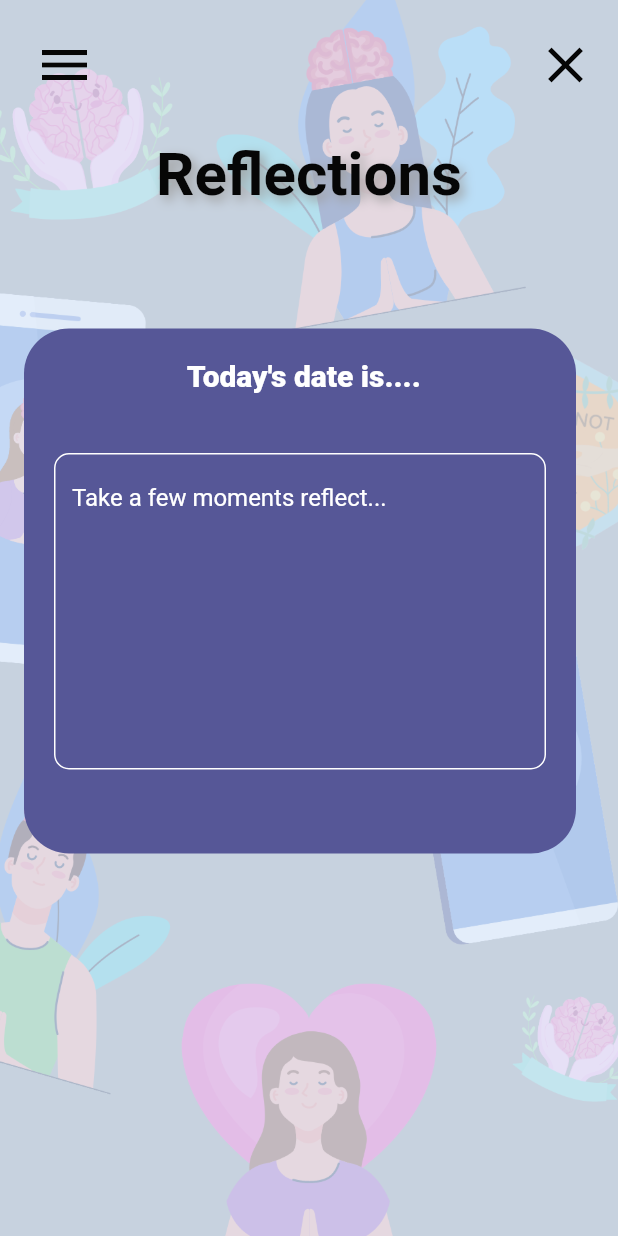
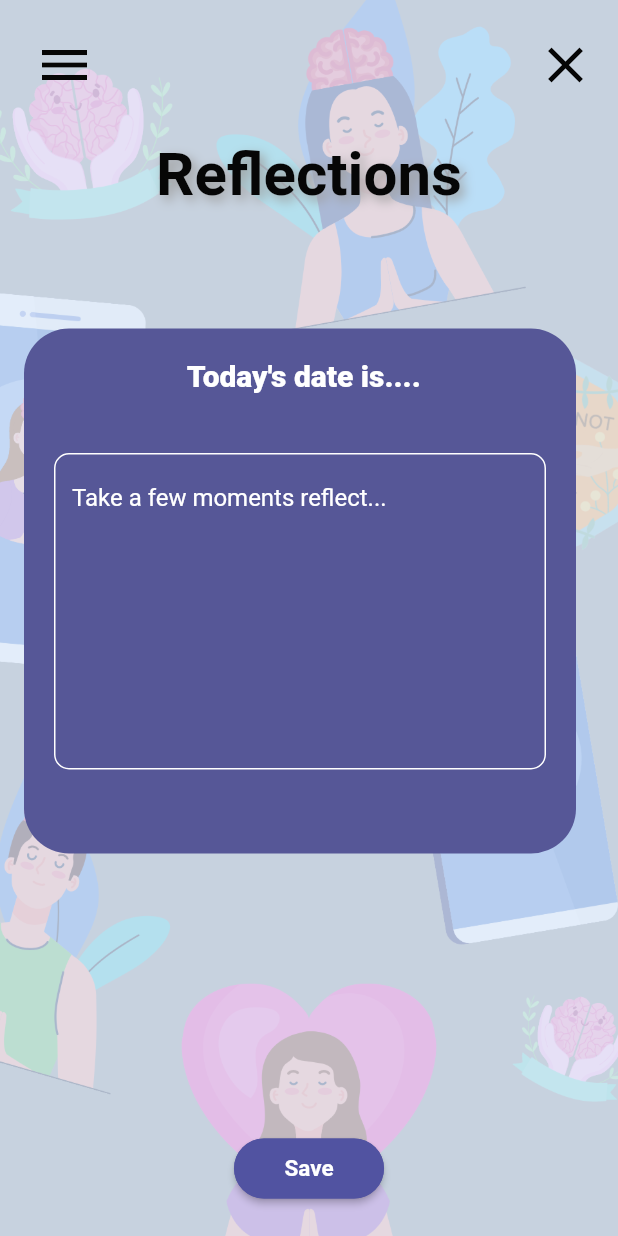
Before and after one commit to farahramzy/inmy_head, a Flutter app: the Reflections screen opened by its route, on a phone screen of 412 x 824 dp. Run offline on Flutter 3.47's test engine with Material 2 defaults, Android fonts, the phone set to English and light mode, and no system bars.

Commit message:
Save button for reflections page

```diff
--- a/lib/screens/reflections.dart
+++ b/lib/screens/reflections.dart
@@ -9,62 +9,6 @@ class Reflections extends StatefulWidget {
   @override
   State<Reflections> createState() => _ReflectionsState();
 }
-
-// class _ReflectionsState extends State<Reflections> {
-//   @override
-//   Widget build(BuildContext context) {
-//     return MaterialApp(
-//       home: Container(
-//         decoration: const BoxDecoration(
-//             image: DecorationImage(
-//                 image: AssetImage("images/reflect2.jpg"), fit: BoxFit.cover)),
-//         child: Scaffold(
-//           backgroundColor: Colors.transparent,
-//           body: PageView(
-//             children: <Widget>[
-//               Stack(
-//                 children: const <Widget>[
-//                   Cont2(),
-//                   TextPage(
-//                       text:
-//                           "What is the most interesting \n thing you learned today?"),
-//                 ],
-//               ),
-//               Stack(
-//                 children: const <Widget>[
-//                   Cont2(),
-//                   TextPage(text: "What inpspired you today?"),
-//                 ],
-//               ),
-//               Stack(
-//                 children: const <Widget>[
-//                   Cont2(),
-//                   TextPage(text: "What are your goals for tommorow?"),
-//                 ],
-//               ),
-//               Stack(
-//                 children: const <Widget>[
-//                   Cont2(),
-//                   TextPage(
-//                       text:
-//                           "What is the one thing you could've \n done better today?"),
-//                 ],
-//               ),
-//               Stack(
-//                 children: const <Widget>[
-//                   Cont2(),
-//                   TextPage(text: "What was your favorite part of the day?"),
-//                   Button(),
-//                 ],
-//               ),
-//             ],
-//           ),
-//         ),
-//       ),
-//       debugShowCheckedModeBanner: false,
-//     );
-//   }
-// }
 
 class _ReflectionsState extends State<Reflections> {
   final GlobalKey<ScaffoldState> _globalKey = GlobalKey<ScaffoldState>();
@@ -195,6 +139,32 @@ class _ReflectionsState extends State<Reflections> {
                     },
                   ),
                 ),
+                SizedBox(
+                  height: 40, //height of button
+                  width: 100, //width of button
+                  child: ElevatedButton(
+                    style: ElevatedButton.styleFrom(
+                        primary: ColorManager.darkPurple,
+                        side: BorderSide(
+                            width: 3, color: ColorManager.darkPurple),
+                        shape: RoundedRectangleBorder(
+                            borderRadius: BorderRadius.circular(20)),
+                        padding: const EdgeInsets.all(10)),
+                    onPressed: () {
+                      //save to firebase and go to journal page
+                    },
+                    child: const Text(
+                      'Save',
+                      textAlign: TextAlign.right,
+                      style: TextStyle(
+                          fontWeight: FontWeightManager.bold,
+                          fontSize: FontSize.s15),
+                    ),
+                  ),
+                ),
+                const SizedBox(
+                  height: 25,
+                ),
               ],
             ),
           ),
```
